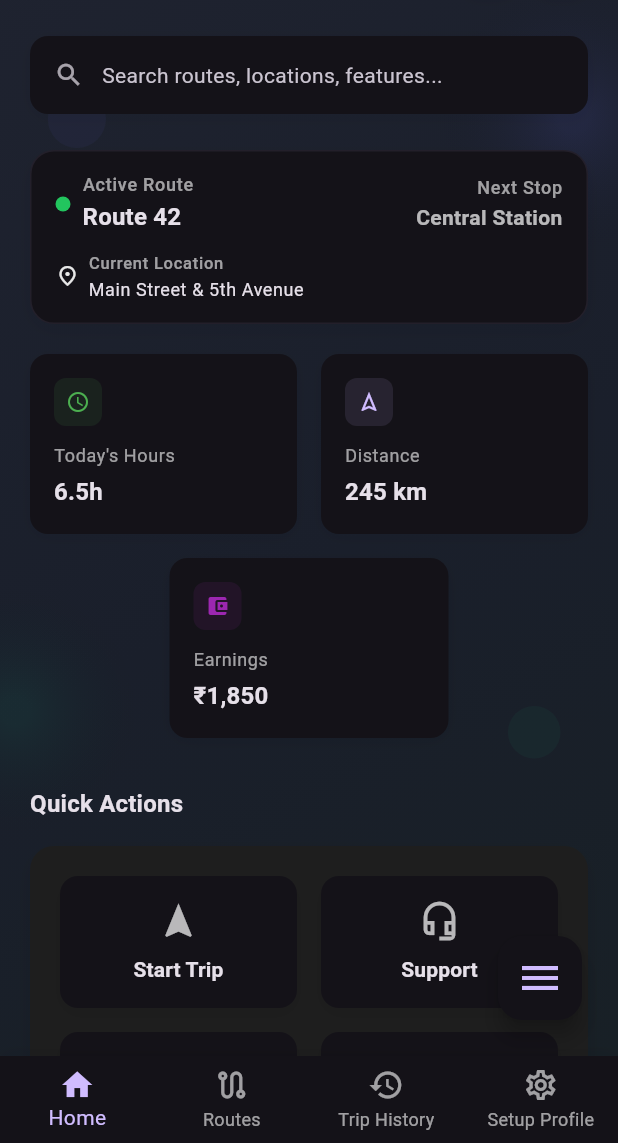
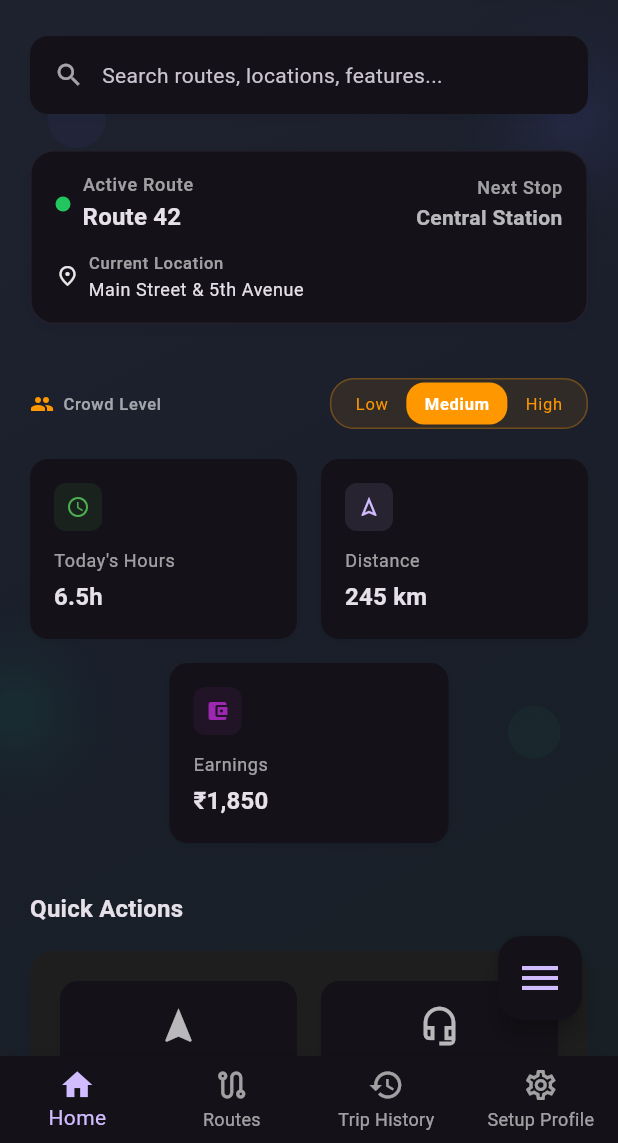
Before and after one commit to amitabhanmolpain/pwa-web-app, a Flutter app: the DashboardScreen screen opened by its route, after a tap on the "light mode" icon, on a phone screen of 412 x 824 dp, the part 93-1236 px from its top. Run offline on Flutter 3.47's test engine with Material 3 defaults, Android fonts, the phone set to English and light mode, and no system bars; our stand-ins replace image_picker, shared_preferences, table_calendar; accounts and stored records are empty; network calls fail.

Commit message:
Now added the crowd toggle button

```diff
--- a/lib/dashboard_screen.dart
+++ b/lib/dashboard_screen.dart
@@ -48,6 +48,10 @@ class _DashboardScreenState extends State<DashboardScreen>
     'currentLocation': 'Main Street & 5th Avenue'
   };
 
+  // Crowd level state
+  String _crowdLevel = 'Medium';
+  final List<String> _crowdLevels = ['Low', 'Medium', 'High'];
+
   final TextEditingController _searchController = TextEditingController();
   final List<String> _features = [
     'Start Trip',
@@ -64,6 +68,33 @@ class _DashboardScreenState extends State<DashboardScreen>
   static const String DASHBOARD_STATS_ENDPOINT = '$BASE_URL/driver/stats';
   static const String ACTIVE_ROUTE_ENDPOINT = '$BASE_URL/driver/active-route';
   static const String START_TRIP_ENDPOINT = '$BASE_URL/trips/start';
+
+  // Helper methods for crowd level
+  Color _getCrowdLevelColor() {
+    switch (_crowdLevel) {
+      case 'Low':
+        return Colors.green;
+      case 'Medium':
+        return Colors.orange;
+      case 'High':
+        return Colors.red;
+      default:
+        return Colors.grey;
+    }
+  }
+
+  IconData _getCrowdLevelIcon() {
+    switch (_crowdLevel) {
+      case 'Low':
+        return Icons.people_outline;
+      case 'Medium':
+        return Icons.people;
+      case 'High':
+        return Icons.people_alt;
+      default:
+        return Icons.people_outline;
+    }
+  }
 
   @override
   void initState() {
@@ -603,6 +634,68 @@ class _DashboardScreenState extends State<DashboardScreen>
                     ),
                   const SizedBox(height: 20),
 
+                  // ADD: Crowd Level Toggle Section
+                  const SizedBox(height: 16),
+                  Row(
+                    children: [
+                      Icon(_getCrowdLevelIcon(),
+                          size: 16,
+                          color: _getCrowdLevelColor()),
+                      const SizedBox(width: 6),
+                      Text('Crowd Level',
+                          style: theme.textTheme.labelSmall
+                              ?.copyWith(color: theme.hintColor)),
+                      const Spacer(),
+                      Container(
+                        padding: const EdgeInsets.symmetric(horizontal: 4, vertical: 2),
+                        decoration: BoxDecoration(
+                          color: _getCrowdLevelColor().withOpacity(0.1),
+                          borderRadius: BorderRadius.circular(16),
+                          border: Border.all(
+                            color: _getCrowdLevelColor().withOpacity(0.3),
+                            width: 1,
+                          ),
+                        ),
+                        child: Row(
+                          mainAxisSize: MainAxisSize.min,
+                          children: _crowdLevels.map((level) {
+                            final isSelected = level == _crowdLevel;
+                            return GestureDetector(
+                              onTap: () {
+                                setState(() {
+                                  _crowdLevel = level;
+                                });
+                              },
+                              child: AnimatedContainer(
+                                duration: const Duration(milliseconds: 200),
+                                padding: const EdgeInsets.symmetric(
+                                    horizontal: 12, vertical: 6),
+                                decoration: BoxDecoration(
+                                  color: isSelected
+                                      ? _getCrowdLevelColor()
+                                      : Colors.transparent,
+                                  borderRadius: BorderRadius.circular(12),
+                                ),
+                                child: Text(
+                                  level,
+                                  style: theme.textTheme.labelSmall?.copyWith(
+                                    color: isSelected
+                                        ? Colors.white
+                                        : _getCrowdLevelColor(),
+                                    fontWeight: isSelected
+                                        ? FontWeight.w600
+                                        : FontWeight.normal,
+                                  ),
+                                ),
+                              ),
+                            );
+                          }).toList(),
+                        ),
+                      ),
+                    ],
+                  ),
+                  const SizedBox(height: 20),
+
                   Row(
                     children: [
                       Expanded(
```
